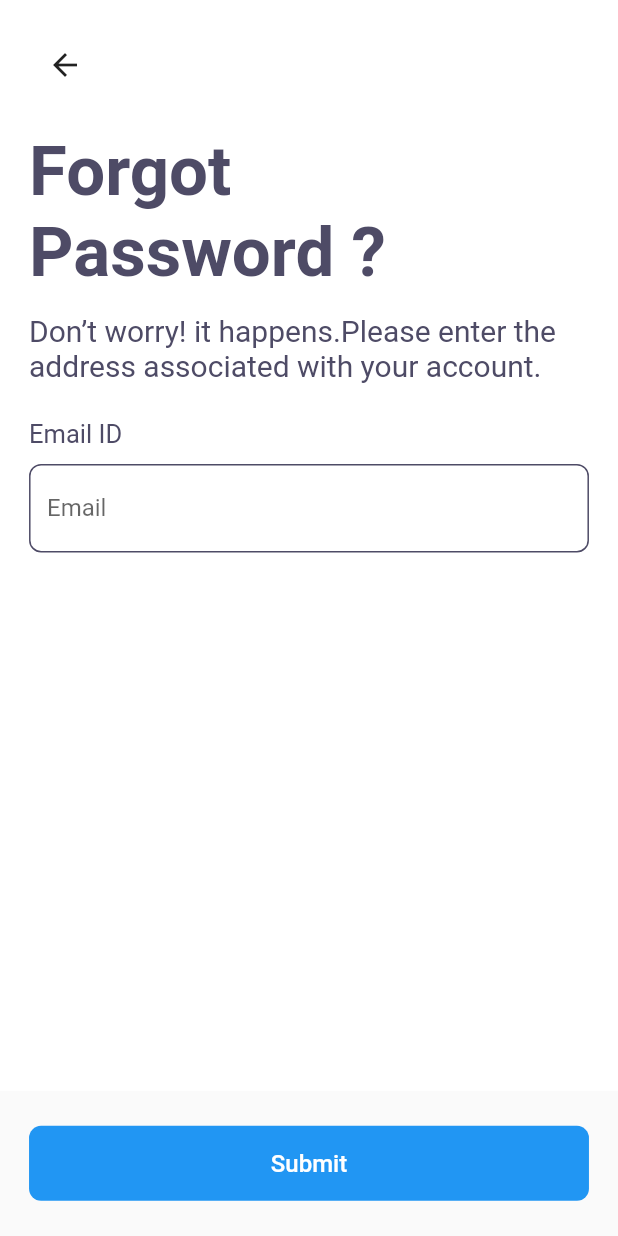
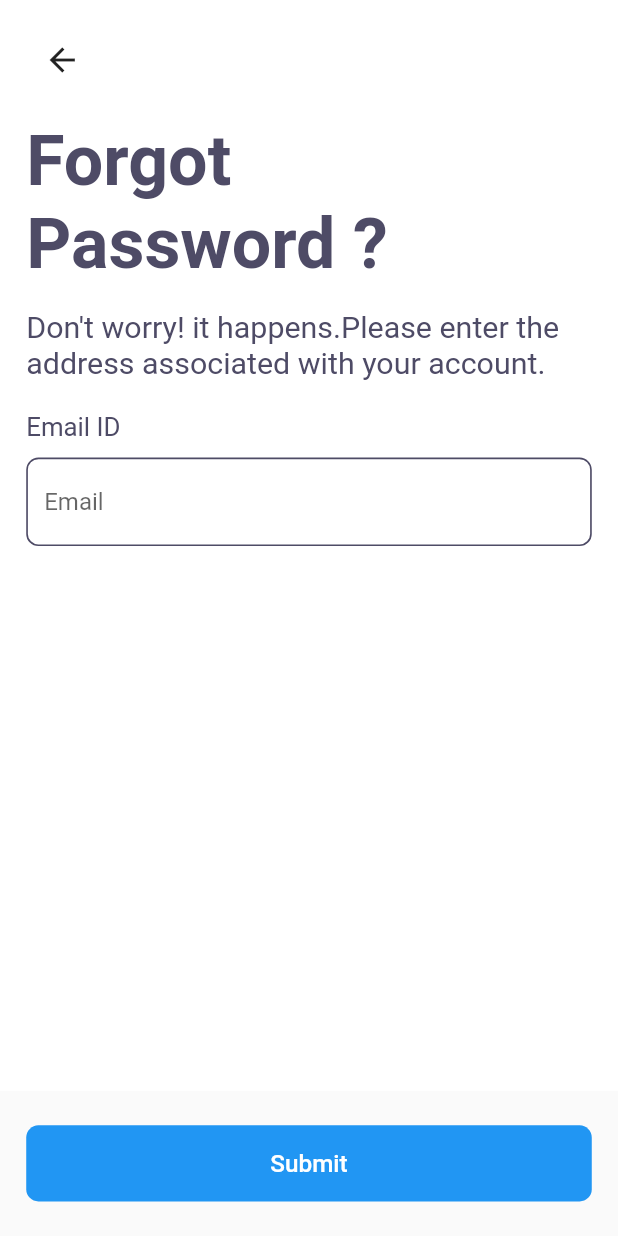
Before and after one commit to Mosbahswidan/News_App, a Flutter app: the screen it shows after launch, after a tap on "Reset password", on a phone screen of 412 x 824 dp. Run offline on Flutter 3.47's test engine with Material 2 defaults, Android fonts, the phone set to English and light mode, and no system bars; our stand-ins replace cloud_firestore, dartz, dio, dotted_border, firebase_auth, firebase_core and 9 more; accounts and stored records are empty; network calls fail.

Commit message:
make many edits

```diff
--- a/lib/core/utils/export.dart
+++ b/lib/core/utils/export.dart
@@ -38,5 +38,4 @@ export 'api_services.dart';
 export 'package:flutter/material.dart';
 export 'package:news_app/core/utils/app_router.dart';
 export 'package:firebase_core/firebase_core.dart';
-export 'package:sizer/sizer.dart';
 export 'package:news_app/constants.dart';
--- a/lib/features/auth/presentation/views/reset_password.dart
+++ b/lib/features/auth/presentation/views/reset_password.dart
@@ -1,5 +1,6 @@
 import 'package:flutter/material.dart';
 import 'package:flutter_bloc/flutter_bloc.dart';
+import 'package:flutter_screenutil/flutter_screenutil.dart';
 import 'package:news_app/core/utils/app_size.dart';
 import 'package:news_app/features/auth/presentation/view_models/reset_pass_cubit/reset_password_cubit.dart';
 import 'package:news_app/features/auth/presentation/views/widgets/custom_button.dart';
@@ -14,10 +15,11 @@ class ResetPasswordView extends StatelessWidget {
     var formKey = GlobalKey<FormState>();
     return Scaffold(
       body: SingleChildScrollView(
-          child: ResetPasswordBody(
-        controller: emailController,
-        keyd: formKey,
-      )),
+        child: ResetPasswordBody(
+          controller: emailController,
+          keyd: formKey,
+        ),
+      ),
       bottomSheet: SizedBox(
         height: AppSize.size100,
         child: Center(
@@ -27,7 +29,9 @@ class ResetPasswordView extends StatelessWidget {
             return state is ResetPasswordLoading
                 ? const CircularProgressIndicator()
                 : Padding(
-                    padding: EdgeInsets.symmetric(horizontal: AppSize.size20),
+                    padding: EdgeInsets.symmetric(
+                      horizontal: 16.w,
+                    ),
                     child: SizedBox(
                       width: double.infinity,
                       child: CustomButton(
@@ -35,8 +39,9 @@ class ResetPasswordView extends StatelessWidget {
                         onPressed: () {
                           if (formKey.currentState!.validate()) {
                             ResetPasswordCubit.get(context).resetPassword(
-                                email: emailController.text.trim(),
-                                context: context);
+                              email: emailController.text.trim(),
+                              context: context,
+                            );
                           }
                         },
                       ),
--- a/lib/features/auth/presentation/views/widgets/button_2.dart
+++ b/lib/features/auth/presentation/views/widgets/button_2.dart
@@ -1,5 +1,6 @@
 import 'dart:math' as Math;
 import 'package:flutter/material.dart';
+import 'package:flutter_screenutil/flutter_screenutil.dart';
 
 class CustomIndecator extends StatefulWidget {
   const CustomIndecator({
@@ -49,8 +50,8 @@ class _DottedCircularProgressIndicatorFbState extends State<CustomIndecator>
   @override
   Widget build(BuildContext context) {
     return SizedBox(
-      width: widget.size,
-      height: widget.size,
+      width: widget.size.w,
+      height: widget.size.h,
       // decoration: BoxDecoration(color: Colors.red), //for debugging purposes
       child: CustomPaint(
         painter: DottedCircularProgressIndicatorPainterFb(
--- a/lib/features/auth/presentation/views/widgets/custom_button.dart
+++ b/lib/features/auth/presentation/views/widgets/custom_button.dart
@@ -1,4 +1,5 @@
 import 'package:flutter/material.dart';
+import 'package:flutter_screenutil/flutter_screenutil.dart';
 
 class CustomButton extends StatelessWidget {
   final String text;
@@ -7,30 +8,36 @@ class CustomButton extends StatelessWidget {
   final void Function() onPressed;
   final BorderRadius? borderRadius;
   final double? textSize;
-  const CustomButton(
-      {super.key,
+
+  const CustomButton({
+    super.key,
     required this.text,
     this.textColor = Colors.white,
     required this.onPressed,
     this.backgroundColor = Colors.blue,
     this.borderRadius,
-      this.textSize});
+    this.textSize,
+  });
 
   @override
   Widget build(BuildContext context) {
     return SizedBox(
-      height: 50,
+      height: 50.h,
       child: TextButton(
         onPressed: onPressed,
         style: TextButton.styleFrom(
           backgroundColor: backgroundColor,
           shape: RoundedRectangleBorder(
-              borderRadius: borderRadius ?? BorderRadius.circular(8),
-            )),
+            borderRadius: borderRadius ?? BorderRadius.circular(8.r),
+          ),
+        ),
         child: Text(
           text,
-          style: const TextStyle(
-              color: Colors.white, fontSize: 16, fontWeight: FontWeight.w500),
+          style: TextStyle(
+            color: Colors.white,
+            fontSize: 16.sp,
+            fontWeight: FontWeight.w500,
+          ),
         ),
       ),
     );
--- a/lib/features/auth/presentation/views/widgets/login_view_body.dart
+++ b/lib/features/auth/presentation/views/widgets/login_view_body.dart
@@ -1,6 +1,7 @@
 import 'package:flutter/gestures.dart';
 import 'package:flutter/material.dart';
 import 'package:flutter_bloc/flutter_bloc.dart';
+import 'package:flutter_screenutil/flutter_screenutil.dart';
 import 'package:go_router/go_router.dart';
 import 'package:news_app/core/utils/app_router.dart';
 import 'package:news_app/core/utils/app_size.dart';
@@ -24,40 +25,52 @@ class LoginViewBody extends StatelessWidget {
       child: Form(
         key: formKey,
         child: Padding(
-          padding:
-              EdgeInsets.only(left: AppSize.size20, right: AppSize.size20, top: AppSize.size40),
+          padding: EdgeInsets.only(
+            left: 16.w,
+            right: 16.w,
+            top: 30.h,
+          ),
           child: Column(
             crossAxisAlignment: CrossAxisAlignment.start,
             children: [
-              const Text(
+              Text(
                 "Hello",
-                style:
-                    TextStyle(color: Color(0xff050505), fontWeight: FontWeight.bold, fontSize: 46),
+                style: TextStyle(
+                  color: Color(0xff050505),
+                  fontWeight: FontWeight.bold,
+                  fontSize: 46.sp,
+                ),
               ),
               SizedBox(
-                height: AppSize.size10,
+                height: 18.h,
               ),
-              const Text(
+              Text(
                 "Again!",
-                style:
-                    TextStyle(color: Color(0xff1877F2), fontWeight: FontWeight.bold, fontSize: 46),
+                style: TextStyle(
+                  color: Color(0xff1877F2),
+                  fontWeight: FontWeight.bold,
+                  fontSize: 46.sp,
+                ),
               ),
               SizedBox(
-                height: AppSize.size15,
+                height: 14.h,
               ),
-              const Text(
+              Text(
                 "Welcome back you’ve\nbeen missed",
-                style: TextStyle(fontSize: 20, color: Color(0xff4E4B66)),
+                style: TextStyle(
+                  fontSize: 20.sp,
+                  color: Color(0xff4E4B66),
+                ),
               ),
               SizedBox(
-                height: AppSize.size50,
+                height: 30.h,
               ),
-              const Text(
+              Text(
                 "Email",
-                style: TextStyle(color: Color(0xff4E4B66), fontSize: 17),
+                style: TextStyle(color: Color(0xff4E4B66), fontSize: 17.sp),
               ),
               SizedBox(
-                height: AppSize.size10,
+                height: 10.h,
               ),
               MyTextField(
                 hintText: "Email",
@@ -68,14 +81,14 @@ class LoginViewBody extends StatelessWidget {
                 },
               ),
               SizedBox(
-                height: AppSize.size20,
+                height: 16.h,
               ),
-              const Text(
+              Text(
                 "Password",
-                style: TextStyle(color: Color(0xff4E4B66), fontSize: 17),
+                style: TextStyle(color: Color(0xff4E4B66), fontSize: 17.sp),
               ),
               SizedBox(
-                height: AppSize.size10,
+                height: 12.h,
               ),
               MyTextField(
                 hintText: "Password",
@@ -86,7 +99,7 @@ class LoginViewBody extends StatelessWidget {
                 },
               ),
               SizedBox(
-                height: AppSize.size10,
+                height: 14.h,
               ),
               Row(
                 mainAxisAlignment: MainAxisAlignment.spaceBetween,
@@ -107,7 +120,7 @@ class LoginViewBody extends StatelessWidget {
                 ],
               ),
               SizedBox(
-                height: AppSize.size20,
+                height: 22.h,
               ),
               BlocConsumer<LoginCubit, LoginState>(
                 listener: (context, state) {
@@ -140,13 +153,13 @@ class LoginViewBody extends StatelessWidget {
                 },
               ),
               SizedBox(
-                height: AppSize.size15,
+                height: 16.h,
               ),
               Center(
                 child: RichText(
                   text: TextSpan(
                     text: "Dont have an account? ",
-                      style: const TextStyle(color: Color(0xff667080), fontSize: 14),
+                    style: TextStyle(color: Color(0xff667080), fontSize: 14.sp),
                     children: [
                       TextSpan(
                         recognizer: TapGestureRecognizer()
@@ -154,11 +167,11 @@ class LoginViewBody extends StatelessWidget {
                             GoRouter.of(context).pushReplacement(AppRouter.kSignUpView);
                           },
                         text: "Sign up",
-                            style: const TextStyle(
-                                color: Color(0xff1877F2),
-                                fontSize: 14,
-                                fontWeight: FontWeight.w600))
-                      ]),
+                        style: TextStyle(
+                            color: Color(0xff1877F2), fontSize: 14.sp, fontWeight: FontWeight.w600),
+                      )
+                    ],
+                  ),
                 ),
               ),
             ],
--- a/lib/features/auth/presentation/views/widgets/my_text_field.dart
+++ b/lib/features/auth/presentation/views/widgets/my_text_field.dart
@@ -1,4 +1,5 @@
 import 'package:flutter/material.dart';
+import 'package:flutter_screenutil/flutter_screenutil.dart';
 
 class MyTextField extends StatelessWidget {
   final String hintText;
@@ -23,17 +24,17 @@ class MyTextField extends StatelessWidget {
       obscureText: obsecure,
       controller: controller,
       keyboardType: textInputType,
-      cursorHeight: 25,
+      cursorHeight: 25.h,
       decoration: InputDecoration(
         hintText: hintText,
         focusedBorder: OutlineInputBorder(
-            borderRadius: BorderRadius.circular(8),
-            borderSide: const BorderSide(width: 1.0, color: Color(0xff4E4B66))),
+            borderRadius: BorderRadius.circular(8.r),
+            borderSide: BorderSide(width: 1.0.w, color: Color(0xff4E4B66))),
         enabledBorder: OutlineInputBorder(
-            borderRadius: BorderRadius.circular(8),
-            borderSide: const BorderSide(width: 1.0, color: Color(0xff4E4B66))),
+            borderRadius: BorderRadius.circular(8.r),
+            borderSide: BorderSide(width: 1.0.w, color: Color(0xff4E4B66))),
         border: OutlineInputBorder(
-          borderRadius: BorderRadius.circular(8),
+          borderRadius: BorderRadius.circular(8.r),
         ),
       ),
     );
--- a/lib/features/auth/presentation/views/widgets/reset_password_body.dart
+++ b/lib/features/auth/presentation/views/widgets/reset_password_body.dart
@@ -1,15 +1,14 @@
 import 'package:flutter/material.dart';
+import 'package:flutter_screenutil/flutter_screenutil.dart';
 import 'package:go_router/go_router.dart';
+import 'package:news_app/constants.dart';
 import 'package:news_app/core/utils/functions.dart';
-
-import '../../../../../core/utils/app_size.dart';
 import 'my_text_field.dart';
 
 class ResetPasswordBody extends StatelessWidget {
   final TextEditingController controller;
   final GlobalKey<FormState> keyd;
-  const ResetPasswordBody(
-      {super.key, required this.controller, required this.keyd});
+  const ResetPasswordBody({super.key, required this.controller, required this.keyd});
 
   @override
   Widget build(BuildContext context) {
@@ -18,41 +17,55 @@ class ResetPasswordBody extends StatelessWidget {
       key: keyd,
       child: Padding(
         padding: EdgeInsets.only(
-            left: AppSize.size20, right: AppSize.size20, top: AppSize.size20),
+          left: 16.w,
+          right: 16.w,
+          top: 16.h,
+        ),
         child: Column(
           crossAxisAlignment: CrossAxisAlignment.start,
           children: [
             IconButton(
+                padding: EdgeInsets.zero,
                 onPressed: () {
                   GoRouter.of(context).pop();
                 },
-                icon: const Icon(Icons.arrow_back_outlined)),
+                icon: Icon(
+                  Icons.arrow_back_outlined,
+                  size: 25.sp,
+                )),
             SizedBox(
-              height: AppSize.size20,
+              height: 16.h,
             ),
-            const Text(
+            Text(
               "Forgot\nPassword ?",
               style: TextStyle(
-                  color: Color(0xff4E4B66),
-                  fontWeight: FontWeight.bold,
-                  fontSize: 46),
+                color: kSecondaryColor,
+                fontWeight: FontWeight.bold,
+                fontSize: 46.sp,
+              ),
             ),
             SizedBox(
-              height: AppSize.size15,
+              height: 16.h,
             ),
-            const Text(
-              "Don’t worry! it happens.Please enter the\naddress associated with your account.",
-              style: TextStyle(fontSize: 20, color: Color(0xff4E4B66)),
+            Text(
+              "Don't worry! it happens.Please enter the\naddress associated with your account.",
+              style: TextStyle(
+                fontSize: 20.sp,
+                color: kSecondaryColor,
+              ),
             ),
             SizedBox(
-              height: AppSize.size20 + 5,
+              height: 20.h,
             ),
-            const Text(
+            Text(
               "Email ID",
-              style: TextStyle(color: Color(0xff4E4B66), fontSize: 17),
+              style: TextStyle(
+                color: kSecondaryColor,
+                fontSize: 17.sp,
+              ),
             ),
             SizedBox(
-              height: AppSize.size10,
+              height: 10.h,
             ),
             MyTextField(
               hintText: "Email",
@@ -62,16 +75,6 @@ class ResetPasswordBody extends StatelessWidget {
                 return validateEmail(value);
               },
             ),
-            SizedBox(
-              height: AppSize.size20,
-            ),
-            // Align(
-            //   child: Center(
-            //       child: CustomButton(
-            //     text: "Submit",
-            //     onPressed: () {},
-            //   )),
-            // ),
           ],
         ),
       ),
--- a/lib/features/auth/presentation/views/widgets/sign_up_text_field.dart
+++ b/lib/features/auth/presentation/views/widgets/sign_up_text_field.dart
@@ -1,5 +1,6 @@
-import 'package:news_app/core/utils/export.dart';
-import 'package:news_app/core/utils/functions.dart';
+import 'package:flutter/material.dart';
+import 'package:flutter_screenutil/flutter_screenutil.dart';
+import 'package:news_app/constants.dart';
 import 'package:news_app/features/auth/presentation/views/widgets/my_text_field.dart';
 
 class SignUpTextField extends StatelessWidget {
@@ -21,19 +22,19 @@ class SignUpTextField extends StatelessWidget {
   @override
   Widget build(BuildContext context) {
     return Padding(
-      padding: const EdgeInsets.symmetric(vertical: 10.0),
+      padding: EdgeInsets.symmetric(vertical: 10.0.w),
       child: Column(
         crossAxisAlignment: CrossAxisAlignment.start,
         children: [
           Text(
             fieldTitle ?? "Text",
-            style: const TextStyle(
+            style: TextStyle(
               color: kSecondaryColor,
-              fontSize: 14,
+              fontSize: 14.sp,
             ),
           ),
-          const SizedBox(
-            height: 10,
+          SizedBox(
+            height: 10.h,
           ),
           MyTextField(
             hintText: hintText ?? 'hint',
--- a/lib/features/auth/presentation/views/widgets/sign_up_view_body.dart
+++ b/lib/features/auth/presentation/views/widgets/sign_up_view_body.dart
@@ -1,7 +1,12 @@
 import 'package:flutter/gestures.dart';
-import 'package:news_app/core/utils/app_size.dart';
-import 'package:news_app/core/utils/export.dart';
+import 'package:flutter/material.dart';
+import 'package:flutter_bloc/flutter_bloc.dart';
+import 'package:flutter_screenutil/flutter_screenutil.dart';
+import 'package:go_router/go_router.dart';
+import 'package:news_app/constants.dart';
+import 'package:news_app/core/utils/app_router.dart';
 import 'package:news_app/core/widgets/custom_snack_bar.dart';
+import 'package:news_app/features/auth/presentation/view_models/signup_cubit/signup_cubit.dart';
 import 'package:news_app/features/auth/presentation/views/widgets/custom_button.dart';
 import 'package:news_app/features/auth/presentation/views/widgets/sign_up_text_field.dart';
 
@@ -23,36 +28,36 @@ class SignUpViewBody extends StatelessWidget {
             key: cubit.formKey,
             child: Padding(
               padding: EdgeInsets.only(
-                left: AppSize.size20,
-                right: AppSize.size20,
-                top: AppSize.size40,
+                left: 16.w,
+                right: 16.w,
+                top: 20.h,
               ),
               child: Column(
                 crossAxisAlignment: CrossAxisAlignment.start,
                 children: [
                   SizedBox(
-                    height: AppSize.size10,
+                    height: 10.h,
                   ),
-                  const Text(
+                  Text(
                     "Hello!",
                     style: TextStyle(
-                      color: Color(0xff1877F2),
+                      color: kPrimaryColor,
                       fontWeight: FontWeight.bold,
-                      fontSize: 46,
+                      fontSize: 46.sp,
                     ),
                   ),
                   SizedBox(
-                    height: AppSize.size15,
+                    height: 16.h,
                   ),
-                  const Text(
+                  Text(
                     "Signup to get started",
                     style: TextStyle(
-                      fontSize: 20,
+                      fontSize: 20.sp,
                       color: Color(0xff4E4B66),
                     ),
                   ),
                   SizedBox(
-                    height: AppSize.size40,
+                    height: 10.h,
                   ),
                   SignUpTextField(
                     fieldTitle: 'User Name',
@@ -85,7 +90,7 @@ class SignUpViewBody extends StatelessWidget {
                     hintText: 'Enter phone',
                   ),
                   SizedBox(
-                    height: 16,
+                    height: 16.h,
                   ),
                   state is SignupLoading
                       ? const Center(child: CircularProgressIndicator())
@@ -108,15 +113,15 @@ class SignUpViewBody extends StatelessWidget {
                           ),
                         ),
                   SizedBox(
-                    height: 16,
+                    height: 16.h,
                   ),
                   Center(
                     child: RichText(
                       text: TextSpan(
                         text: "have an account already? ",
-                        style: const TextStyle(
+                        style: TextStyle(
                           color: Color(0xff667080),
-                          fontSize: 14,
+                          fontSize: 14.sp,
                         ),
                         children: [
                           TextSpan(
@@ -125,9 +130,9 @@ class SignUpViewBody extends StatelessWidget {
                                 GoRouter.of(context).pushReplacement(AppRouter.kLoginView);
                               },
                             text: " Login",
-                            style: const TextStyle(
+                            style: TextStyle(
                               color: kPrimaryColor,
-                              fontSize: 14,
+                              fontSize: 14.sp,
                               fontWeight: FontWeight.w600,
                             ),
                           ),
@@ -136,7 +141,7 @@ class SignUpViewBody extends StatelessWidget {
                     ),
                   ),
                   SizedBox(
-                    height: 16,
+                    height: 16.h,
                   ),
                 ],
               ),
--- a/lib/features/splash_feature/presentation/views/widgets/splash_view_body.dart
+++ b/lib/features/splash_feature/presentation/views/widgets/splash_view_body.dart
@@ -1,5 +1,7 @@
 import 'package:flutter/material.dart';
+import 'package:flutter_screenutil/flutter_screenutil.dart';
 import 'package:go_router/go_router.dart';
+import 'package:news_app/core/utils/export.dart';
 import '../../../../../core/utils/app_router.dart';
 import '../../../../../core/utils/assets_data.dart';
 
@@ -30,8 +32,8 @@ class _SplashViewbodyState extends State<SplashViewbody> {
       crossAxisAlignment: CrossAxisAlignment.stretch,
       children: [
         Image.asset(AssetsData.logo),
-        const SizedBox(
-          height: 4,
+        SizedBox(
+          height: 4.h,
         ),
       ],
     );
--- a/lib/features/user_profile/presentation/views/widgets/user_profile_body.dart
+++ b/lib/features/user_profile/presentation/views/widgets/user_profile_body.dart
@@ -1,3 +1,4 @@
+import 'package:flutter_screenutil/flutter_screenutil.dart';
 import 'package:news_app/core/utils/app_size.dart';
 import 'package:news_app/core/utils/export.dart';
 import 'package:news_app/features/add_news/presentation/view_models/add_nwes_cubit/add_news_state.dart';
--- a/lib/main.dart
+++ b/lib/main.dart
@@ -1,3 +1,4 @@
+import 'package:flutter_screenutil/flutter_screenutil.dart';
 import 'package:news_app/core/utils/export.dart';
 import 'package:news_app/features/book_mark/presentation/view_model/book_mark_cubit.dart';
 import 'bloc_obsever.dart';
@@ -23,14 +24,18 @@ class MyApp extends StatelessWidget {
 
   @override
   Widget build(BuildContext context) {
+    return ScreenUtilInit(
+      designSize: const Size(377, 813),
+      minTextAdapt: true,
+      splitScreenMode: true,
+      useInheritedMediaQuery: true,
+      builder: (context, child) {
         return MultiBlocProvider(
           providers: [
             BlocProvider(create: (context) => EditProfileCubit()),
             BlocProvider(create: (context) => BookMarkCubit()),
           ],
-      child: Sizer(
-        builder: (context, orientation, deviceType) {
-          return MaterialApp.router(
+          child: MaterialApp.router(
             routerConfig: AppRouter.router,
             debugShowCheckedModeBanner: false,
             title: 'NewsApp',
@@ -39,9 +44,9 @@ class MyApp extends StatelessWidget {
               primaryColor: kPrimaryColor,
               scaffoldBackgroundColor: Colors.white,
             ),
+          ),
         );
       },
-      ),
     );
   }
 }
--- a/pubspec.yaml
+++ b/pubspec.yaml
@@ -49,6 +49,7 @@ dependencies:
   persistent_bottom_nav_bar_v2: ^4.2.5
   dotted_border: ^2.0.0+3
   image_picker: ^0.8.6+1
+  flutter_screenutil: ^5.6.1
 
 
 dev_dependencies:
```
Also changed, not shown: pubspec.lock. Lines whose indentation alone changed are shown as unchanged.
